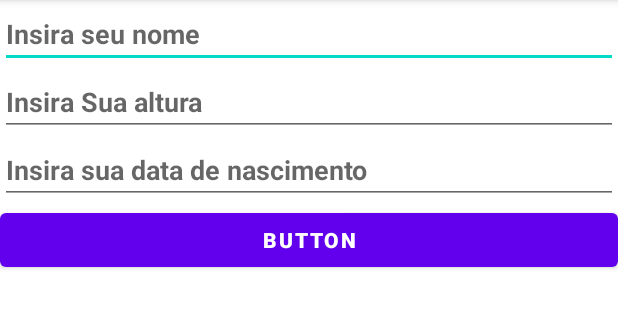
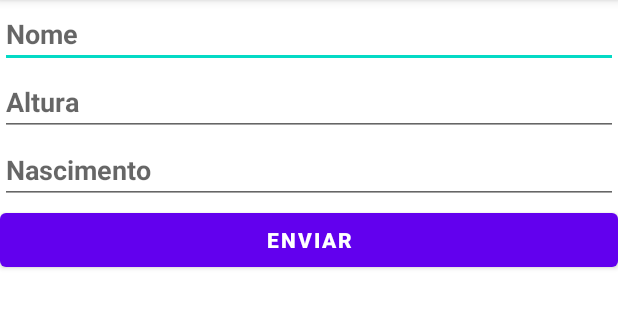
Before and after one commit to Siiff/ListadePersonagens, an Android app: the screen it shows after launch (FormularioPersonagemActivity), on a phone screen of 412 x 824 dp, the part 84-411 px from its top. Run offline under Robolectric (Android 15) with nearby library versions, the phone set to English and light mode, and no system bars.

Commit message:
comentário

```diff
--- a/app/src/main/java/com/example/listadepersonagens/ui/activities/FormularioPersonagemActivity.java
+++ b/app/src/main/java/com/example/listadepersonagens/ui/activities/FormularioPersonagemActivity.java
@@ -3,6 +3,9 @@ package com.example.listadepersonagens.ui.activities;
 import androidx.appcompat.app.AppCompatActivity;
 
 import android.os.Bundle;
+import android.view.View;
+import android.widget.Button;
+import android.widget.Toast;
 
 import com.example.listadepersonagens.R;
 
@@ -12,5 +15,15 @@ public class FormularioPersonagemActivity extends AppCompatActivity {
     protected void onCreate(Bundle savedInstanceState) {
         super.onCreate(savedInstanceState);
         setContentView(R.layout.activity_formulario_personagem);
+
+        Button botaoEnviar = findViewById(R.id.botaoEnviar);
+        botaoEnviar.setOnClickListener(new View.OnClickListener() {
+            @Override
+            public void onClick(View view) {
+
+                //checando se o botão Enviar esta funcionando e criando sua função através do java//
+                Toast.makeText(FormularioPersonagemActivity.this,"Estou funcionando", Toast.LENGTH_SHORT).show();
+            }
+        });
     }
 }
--- a/app/src/main/res/layout/activity_formulario_personagem.xml
+++ b/app/src/main/res/layout/activity_formulario_personagem.xml
@@ -12,7 +12,7 @@
         android:layout_width="match_parent"
         android:layout_height="wrap_content"
         android:ems="10"
-        android:hint="Insira seu nome"
+        android:hint="Nome"
         android:inputType="textPersonName"
         android:singleLine="true"
         android:textAlignment="viewStart"
@@ -23,7 +23,7 @@
         android:layout_width="match_parent"
         android:layout_height="wrap_content"
         android:ems="10"
-        android:hint="Insira Sua altura"
+        android:hint="Altura"
         android:inputType="numberDecimal"
         android:singleLine="true"
         android:textAlignment="viewStart"
@@ -34,17 +34,17 @@
         android:layout_width="match_parent"
         android:layout_height="wrap_content"
         android:ems="10"
-        android:hint="Insira sua data de nascimento"
+        android:hint="Nascimento"
         android:inputType="date"
         android:singleLine="true"
         android:textAlignment="viewStart"
         android:textStyle="bold" />
 
     <Button
-        android:id="@+id/button2"
+        android:id="@+id/botaoEnviar"
         android:layout_width="match_parent"
         android:layout_height="wrap_content"
-        android:text="Button"
+        android:text="Enviar"
         android:textAlignment="center"
         android:textStyle="bold" />
 
```
